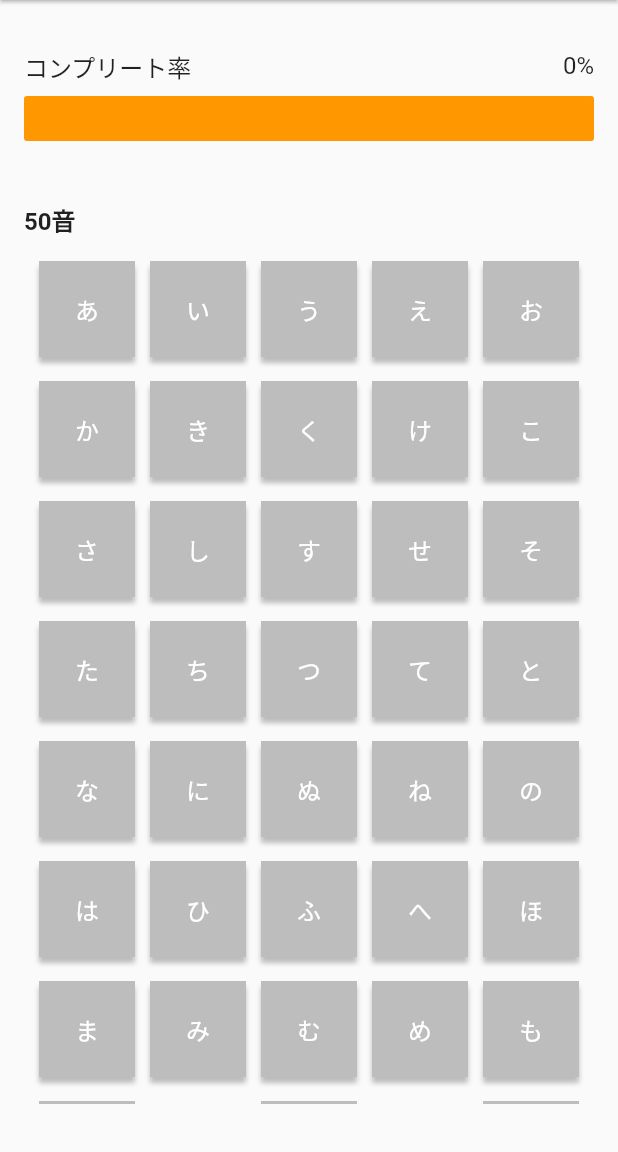
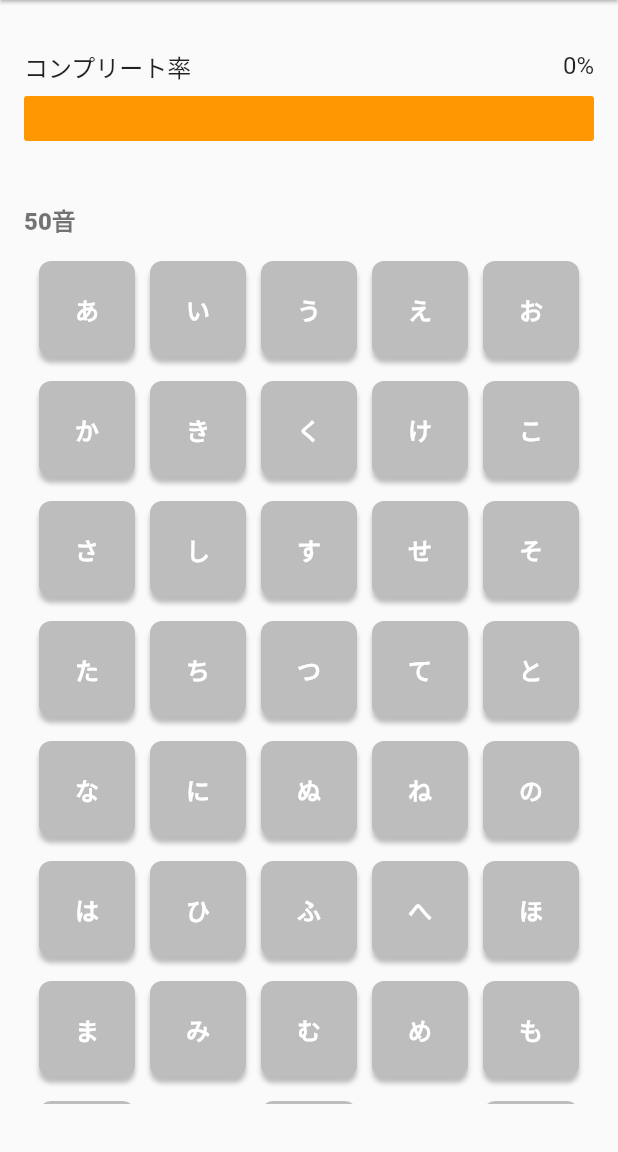
Before and after one commit to batacon/uchugo_collection, a Flutter app: the screen it shows after launch, on a phone screen of 412 x 824 dp, the part 84-1236 px from its top. Run offline on Flutter 3.47's test engine with Material 2 defaults, Android fonts, the light colour scheme and no system bars; our stand-ins replace flutter_riverpod, flutter_svg, freezed_annotation, shared_preferences.

Commit message:
スタイルの修正

```diff
--- a/lib/components/char_box.dart
+++ b/lib/components/char_box.dart
@@ -19,6 +19,7 @@ class CharBox extends StatelessWidget {
       height: size,
       decoration: BoxDecoration(
         color: isChecked ? Colors.blue : Colors.grey[400],
+        borderRadius: const BorderRadius.all(Radius.circular(8)),
         boxShadow: const [
           BoxShadow(
             color: Color.fromRGBO(0, 0, 0, 0.25),
@@ -28,7 +29,10 @@ class CharBox extends StatelessWidget {
         ],
       ),
       child: Center(
-        child: Text(char, style: const TextStyle(color: Colors.white)),
+        child: Text(
+          char,
+          style: Theme.of(context).textTheme.headline3!.copyWith(color: Colors.white),
+        ),
       ),
     );
   }
--- a/lib/components/history_list_item.dart
+++ b/lib/components/history_list_item.dart
@@ -26,7 +26,7 @@ class HistoryListItem extends ConsumerWidget {
         Expanded(
           child: Text(
             _kanaChar.checkedDateFormatted,
-            style: const TextStyle(fontWeight: FontWeight.w900),
+            style: Theme.of(context).textTheme.headline3,
           ),
         ),
         Row(
--- a/lib/main.dart
+++ b/lib/main.dart
@@ -17,8 +17,9 @@ class MainApp extends StatelessWidget {
       theme: ThemeData(
         primarySwatch: Colors.blue,
         textTheme: const TextTheme(
-          headline1: TextStyle(fontSize: 20, fontWeight: FontWeight.bold),
-          headline2: TextStyle(fontSize: 18, fontWeight: FontWeight.bold),
+          headline1: TextStyle(fontSize: 20, fontWeight: FontWeight.w900),
+          headline2: TextStyle(fontSize: 18, fontWeight: FontWeight.w900),
+          headline3: TextStyle(fontSize: 16, fontWeight: FontWeight.w900),
           bodyText1: TextStyle(fontSize: 18),
           bodyText2: TextStyle(fontSize: 16),
         ),
--- a/lib/pages/home_page.dart
+++ b/lib/pages/home_page.dart
@@ -19,7 +19,7 @@ class HomePage extends ConsumerWidget {
           children: [
             const CompletionRateSection(),
             const SizedBox(height: 40),
-            const Text('50音', style: TextStyle(fontWeight: FontWeight.bold)),
+            Text('50音', style: Theme.of(context).textTheme.headline3),
             const SizedBox(height: 16),
             Column(
               children: allCharsList.map((charRow) {
```
